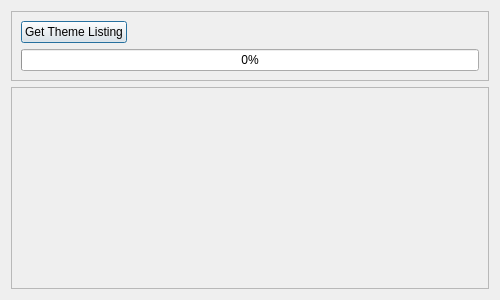
Above: src/ThemeManager/thememanagerwidget.ui from po-devs/pokemon-online before the change. Below: the same form after it.
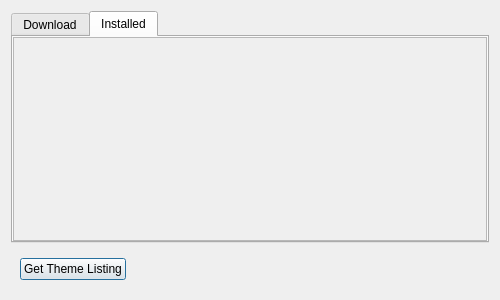
That is the form after the change. The open tabs and pages were chosen to show the change.

```diff
--- a/src/ThemeManager/thememanagerwidget.ui
+++ b/src/ThemeManager/thememanagerwidget.ui
@@ -19,11 +19,24 @@
   <property name="windowTitle">
    <string>Dialog</string>
   </property>
-  <layout class="QGridLayout" name="gridLayout">
+  <layout class="QVBoxLayout" name="verticalLayout">
    <property name="sizeConstraint">
     <enum>QLayout::SetMaximumSize</enum>
    </property>
-   <item row="1" column="0">
+   <item>
+    <widget class="QTabWidget" name="tabWidget">
+     <property name="currentIndex">
+      <number>0</number>
+     </property>
+     <widget class="QWidget" name="tab_installed">
+      <attribute name="title">
+       <string>Download</string>
+      </attribute>
+      <layout class="QHBoxLayout" name="horizontalLayout">
+       <property name="margin">
+        <number>0</number>
+       </property>
+       <item>
     <widget class="QScrollArea" name="scrollArea">
      <property name="sizePolicy">
       <sizepolicy hsizetype="Minimum" vsizetype="Expanding">
@@ -39,8 +52,8 @@
        <rect>
         <x>0</x>
         <y>0</y>
-        <width>480</width>
-        <height>204</height>
+            <width>468</width>
+            <height>191</height>
        </rect>
       </property>
       <property name="sizePolicy">
@@ -61,20 +74,66 @@
      </widget>
     </widget>
    </item>
-   <item row="0" column="0">
-    <widget class="QFrame" name="frame">
-     <property name="frameShape">
-      <enum>QFrame::StyledPanel</enum>
-     </property>
-     <property name="frameShadow">
-      <enum>QFrame::Raised</enum>
-     </property>
-     <layout class="QVBoxLayout" name="verticalLayout">
+      </layout>
+     </widget>
+     <widget class="QWidget" name="tab_remote">
+      <attribute name="title">
+       <string>Installed</string>
+      </attribute>
+      <layout class="QHBoxLayout" name="horizontalLayout_3">
+       <property name="margin">
+        <number>0</number>
+       </property>
+       <item>
+        <widget class="QScrollArea" name="scrollArea_2">
+         <property name="sizePolicy">
+          <sizepolicy hsizetype="Minimum" vsizetype="Expanding">
+           <horstretch>0</horstretch>
+           <verstretch>0</verstretch>
+          </sizepolicy>
+         </property>
+         <property name="widgetResizable">
+          <bool>true</bool>
+         </property>
+         <widget class="QWidget" name="scrollAreaWidgetContents_2">
+          <property name="geometry">
+           <rect>
+            <x>0</x>
+            <y>0</y>
+            <width>468</width>
+            <height>191</height>
+           </rect>
+          </property>
+          <property name="sizePolicy">
+           <sizepolicy hsizetype="Minimum" vsizetype="Preferred">
+            <horstretch>0</horstretch>
+            <verstretch>0</verstretch>
+           </sizepolicy>
+          </property>
+          <layout class="QVBoxLayout" name="verticalLayout_3">
+           <item>
+            <layout class="QVBoxLayout" name="themeWidgets_2">
+             <property name="sizeConstraint">
+              <enum>QLayout::SetMinimumSize</enum>
+             </property>
+            </layout>
+           </item>
+          </layout>
+         </widget>
+        </widget>
+       </item>
+      </layout>
+     </widget>
+    </widget>
+   </item>
+   <item>
+    <widget class="QWidget" name="widget" native="true">
+     <layout class="QHBoxLayout" name="horizontalLayout_2">
       <item>
        <widget class="QPushButton" name="getListingButton">
         <property name="sizePolicy">
          <sizepolicy hsizetype="Fixed" vsizetype="Fixed">
-          <horstretch>0</horstretch>
+          <horstretch>1</horstretch>
           <verstretch>0</verstretch>
          </sizepolicy>
         </property>
@@ -84,14 +143,20 @@
        </widget>
       </item>
       <item>
-       <widget class="QProgressBar" name="progressBar">
-        <property name="enabled">
-         <bool>true</bool>
+       <spacer name="horizontalSpacer">
+        <property name="orientation">
+         <enum>Qt::Horizontal</enum>
         </property>
-        <property name="value">
-         <number>0</number>
+        <property name="sizeType">
+         <enum>QSizePolicy::MinimumExpanding</enum>
         </property>
-       </widget>
+        <property name="sizeHint" stdset="0">
+         <size>
+          <width>100</width>
+          <height>20</height>
+         </size>
+        </property>
+       </spacer>
       </item>
      </layout>
     </widget>
```
Lines whose indentation alone changed are shown as unchanged.
